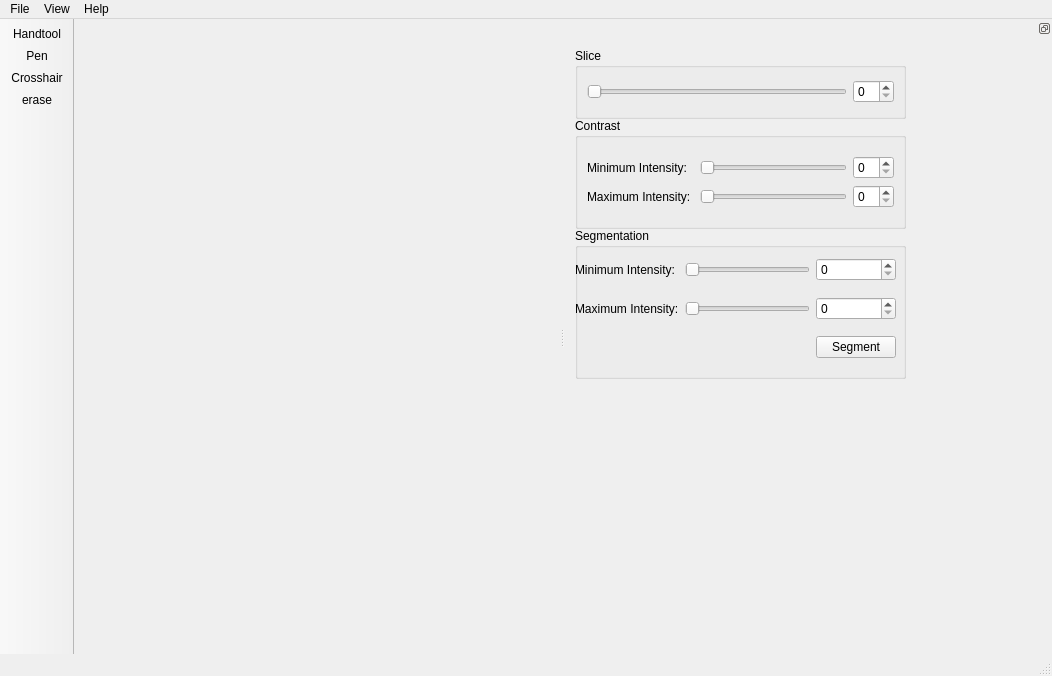
delcypher/simi-qt, file src/mainwindow.ui: the form before one commit.
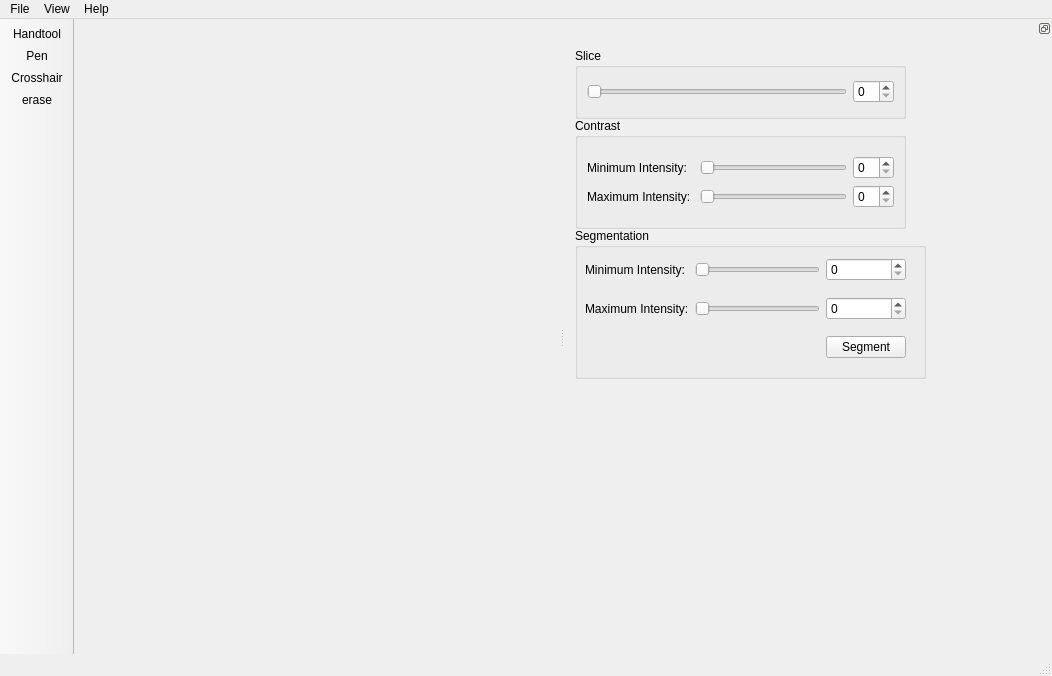
The form after the commit. Icons and pictures are not drawn. Custom widgets are drawn as their Qt base class.

Commit message: * Removed suffix _2 which was accidently added to widgets to do with segmentation

The edit to the form file:
```diff
--- a/src/mainwindow.ui
+++ b/src/mainwindow.ui
@@ -200,7 +200,7 @@
       <rect>
        <x>10</x>
        <y>190</y>
-       <width>331</width>
+       <width>351</width>
        <height>151</height>
       </rect>
      </property>
@@ -210,7 +210,7 @@
      <widget class="QWidget" name="layoutWidget">
       <property name="geometry">
        <rect>
-        <x>0</x>
+        <x>10</x>
         <y>20</y>
         <width>321</width>
         <height>121</height>
```
Left out of the diff: 18 changed lines with no effect on the pictures.
